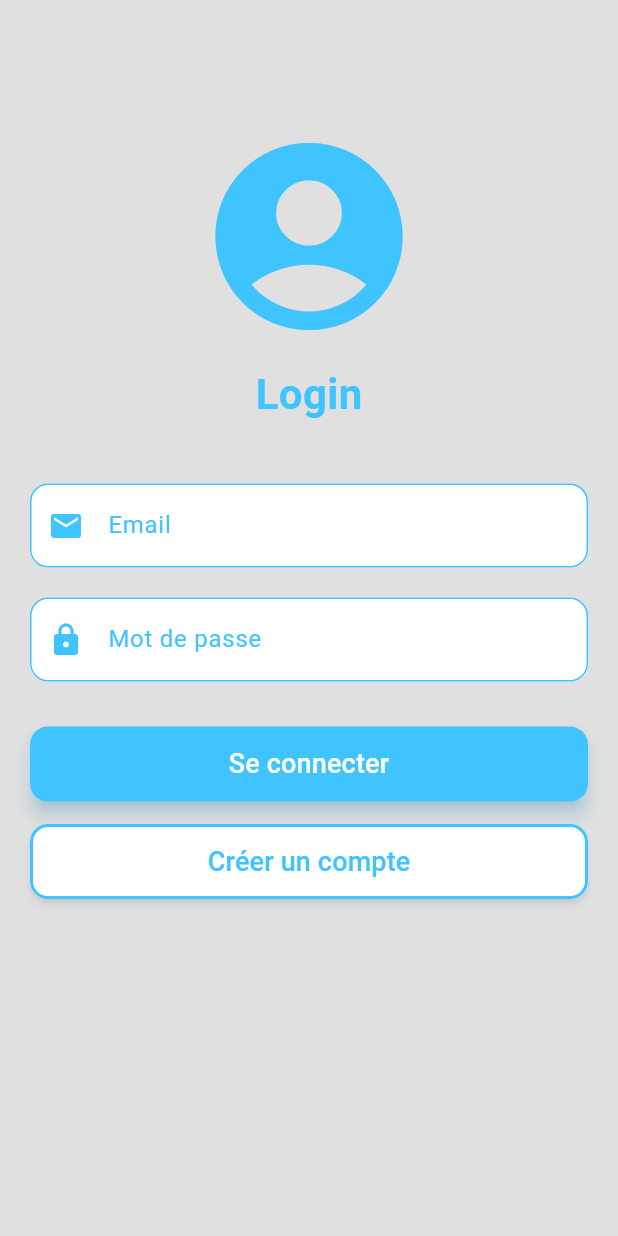
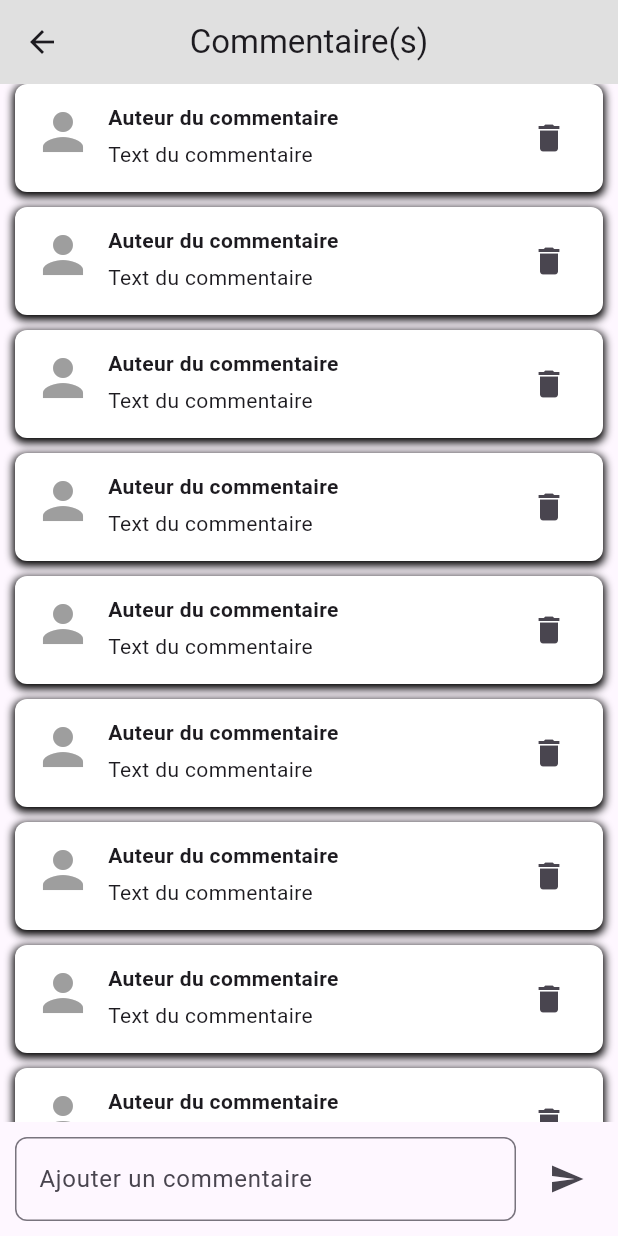
Before and after one commit to Ebn4/blog-mobile, a Flutter app: the screen it shows after launch, on a phone screen of 412 x 824 dp. Run offline on Flutter 3.47's test engine with Material 3 defaults, Android fonts, the phone set to English and light mode, and no system bars; our stand-ins replace flutter_riverpod, get_storage.

Commit message:
Ajout des fichier commentaires

```diff
--- a/lib/main.dart
+++ b/lib/main.dart
@@ -1,3 +1,4 @@
+import 'package:blog_mobile/pages/commentaire/commentPage.dart';
 import 'package:blog_mobile/pages/list-artcle/listArticle.dart';
 import 'package:blog_mobile/pages/login/LoginPage.dart';
 import 'package:flutter/material.dart';
@@ -14,7 +15,7 @@ class Myapp extends StatelessWidget{
   @override
   Widget build(BuildContext context) {
     return MaterialApp(
-      home: LoginPage(),
+      home: CommentPage(),
       debugShowCheckedModeBanner: false,
     );
   }
--- /dev/null
+++ b/lib/pages/commentaire/commentCard.dart
@@ -0,0 +1,49 @@
+import 'package:flutter/material.dart';
+
+class CommentCard extends StatelessWidget {
+  @override
+  Widget build(BuildContext context) {
+    return Column(
+      children: [
+        Container(
+          margin: EdgeInsets.only(bottom: 10,left: 10,right: 10),
+          padding: EdgeInsets.all(12),
+          decoration: BoxDecoration(
+            color: Colors.white,
+            borderRadius: BorderRadius.circular(8),
+            boxShadow: const [
+              BoxShadow(
+                color: Colors.black,
+                blurRadius: 4,
+                spreadRadius: 1,
+                offset: Offset(0, 2),
+
+              )
+            ]
+          ),
+          child: Row(
+            crossAxisAlignment: CrossAxisAlignment.start,
+            children: [
+              const Icon(Icons.person,size: 40,color: Colors.grey,),
+              const SizedBox(width: 10,),
+              const Expanded(
+                child: Column(
+                  crossAxisAlignment: CrossAxisAlignment.start,
+                  children: [
+                    Text("Auteur du commentaire",style: TextStyle(fontWeight: FontWeight.bold),),
+                    SizedBox(height: 5,),
+                    Text("Text du commentaire")
+                  ],
+                ),
+              ),
+              IconButton(
+                onPressed: (){},
+                icon: const Icon(Icons.delete),
+              )
+            ],
+          ),
+        ),
+      ],
+    );
+  }
+}
--- /dev/null
+++ b/lib/pages/commentaire/commentPage.dart
@@ -0,0 +1,60 @@
+import 'package:blog_mobile/pages/commentaire/commentCard.dart';
+import 'package:flutter/material.dart';
+import 'package:flutter_riverpod/flutter_riverpod.dart';
+
+class CommentPage extends ConsumerStatefulWidget {
+  @override
+  ConsumerState<CommentPage> createState() => _CommentPageState();
+}
+
+class _CommentPageState extends ConsumerState<CommentPage> {
+  @override
+  Widget build(BuildContext context) {
+    return Scaffold(
+      appBar: AppBar(
+        title: Text("Commentaire(s)"),
+        centerTitle: true,
+        backgroundColor: Colors.grey[300],
+        leading: IconButton(
+          onPressed: (){},
+          icon: Icon(Icons.arrow_back),
+        ),
+      ),
+      body: Column(
+        children: [
+          Expanded(
+            child: ListView.builder(
+                itemCount: 50,
+                itemBuilder: (context, i) {
+                  return CommentCard();
+                }),
+          ),
+
+          Padding(
+            padding: EdgeInsets.all(10),
+            child: Row(
+              children: [
+                Expanded(
+                  child: TextField(
+                    // controller: _controller,
+                    decoration: InputDecoration(
+                      hintText: "Ajouter un commentaire",
+                      border: OutlineInputBorder(
+                        borderRadius: BorderRadius.circular(8)
+                      )
+                    ),
+                  ),
+                ),
+                SizedBox(width: 10,),
+                IconButton(
+                  onPressed: (){},
+                  icon: Icon(Icons.send),
+                )
+              ],
+            ),
+          )
+        ],
+      ),
+    );
+  }
+}
--- a/pubspec.yaml
+++ b/pubspec.yaml
@@ -39,6 +39,9 @@ dependencies:
   get_storage: ^2.1.1
   flutter_riverpod: ^2.6.1
   riverpod_annotation: ^2.6.1
+  auto_size_text: ^3.0.0
+  get_it : ^8.0.3
+
 
 dev_dependencies:
   flutter_test:
```
Also changed, not shown: lib/business/models/AjouterCommentaire.dart (added, +21 -0 lines), lib/business/models/comment.dart (added, +62 -0 lines), lib/business/services/blogNetworkService.dart (+7 -2 lines), lib/framework/blogNetworkServiceImpl.dart (+21 -1 lines), lib/pages/commentaire/commentCtrl.dart (added, +18 -0 lines), lib/pages/commentaire/commentState.dart (added, +34 -0 lines), lib/pages/commentaire/commentairePage.dart (deleted), lib/pages/commentaire/commentaireState.dart (deleted), pubspec.lock.
